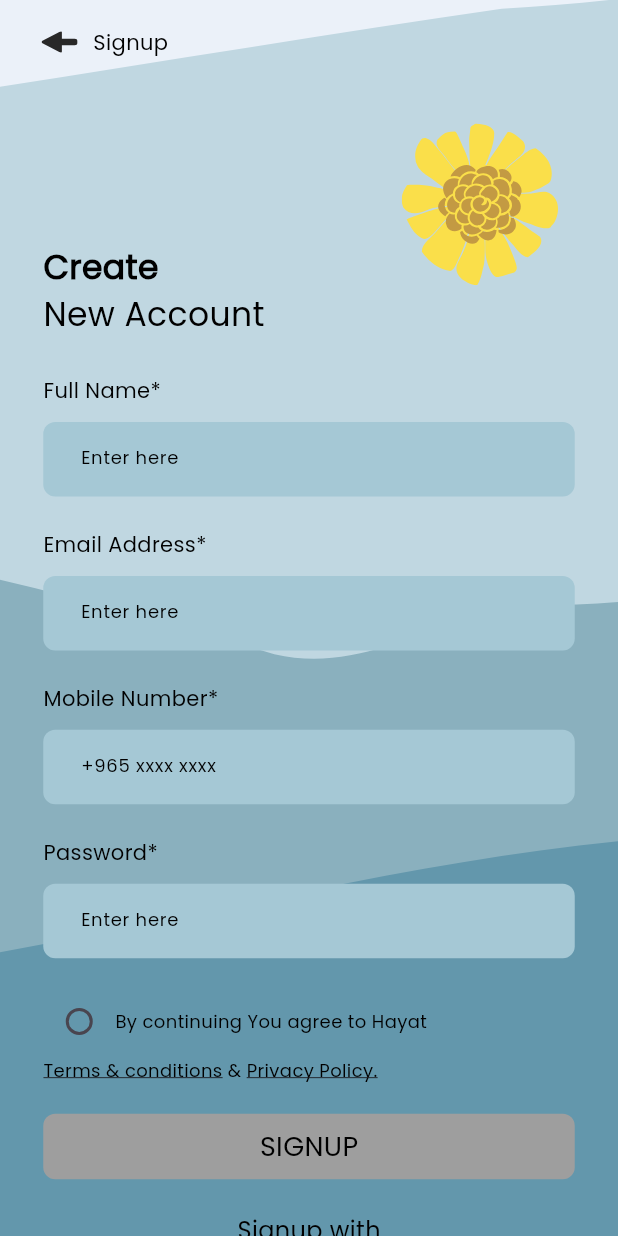
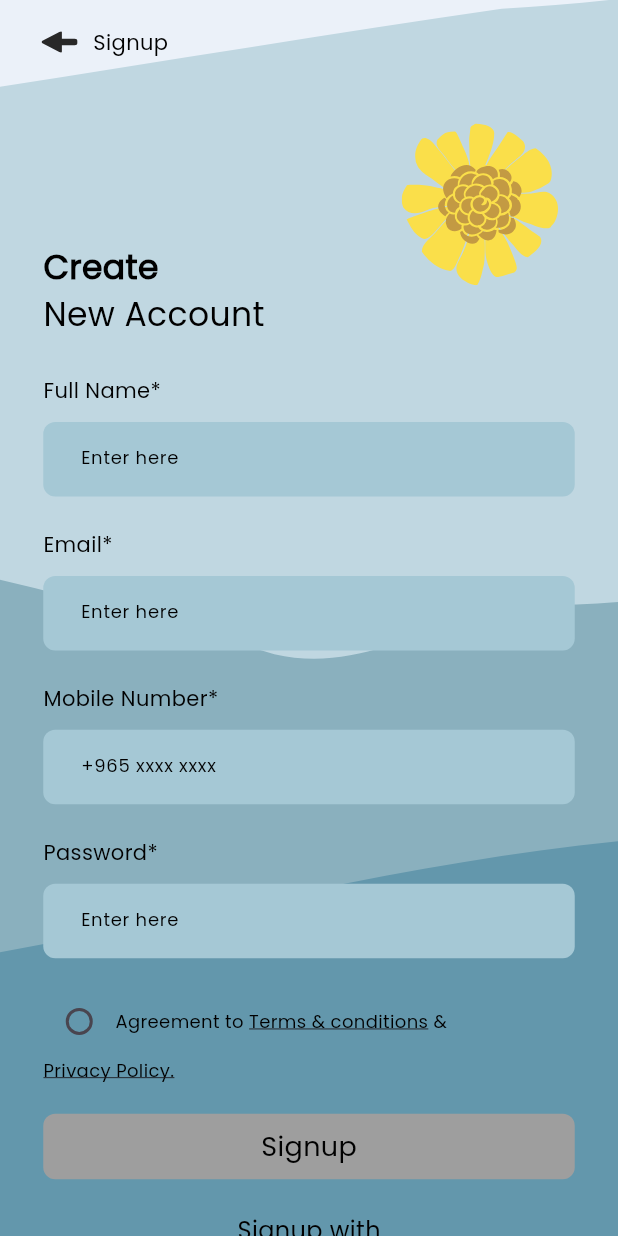
Before and after one commit to MichaelZakka/Hayat, a Flutter app: the SignupPage screen opened directly, on a phone screen of 412 x 824 dp. Run offline on Flutter 3.47's test engine with Material 3 defaults, Android fonts, the phone set to English and light mode, and no system bars; our stand-ins replace connectivity_plus, dio, firebase_auth, firebase_core, firebase_messaging, flutter_local_notifications and 9 more; accounts and stored records are empty; network calls fail; project files that could hold a hidden picture were left out.

Commit message:
latest updates

```diff
--- a/lib/data/repository/feeds_repo.dart
+++ b/lib/data/repository/feeds_repo.dart
@@ -40,7 +40,7 @@ class FeedsRepo {
         await http1.MultipartFile.fromPath('image', '${addPostBody.image}'));
     request.headers.addAll({
       'Accept': 'application/json',
-      'Authorization': 'Bearer ${AppStorage.token}'
+      'Authorization': 'Bearer ${await AppStorage.getToken()}'
     });
 
     final response = await request.send();
--- a/lib/main.dart
+++ b/lib/main.dart
@@ -4,7 +4,6 @@ import 'package:flutter_screenutil/flutter_screenutil.dart';
 import 'package:get/get.dart';
 import 'package:hayat/controller/app_storage.dart';
 import 'package:hayat/controller/dependency_injection.dart';
-import 'package:hayat/controller/firebase_api.dart';
 import 'package:hayat/controller/init_controller.dart';
 import 'package:hayat/firebase_options.dart';
 import 'package:hayat/init_binding.dart';
@@ -20,7 +19,7 @@ void main() async {
   // SystemChrome.setPreferredOrientations([DeviceOrientation.portraitUp])
   //     .then((_)async {
   await Firebase.initializeApp(options: DefaultFirebaseOptions.currentPlatform);
-  await FirebaseApi().initNotification();
+  // await FirebaseApi().initNotification();
   // await FirebaseMessaging.instance.subscribeToTopic('General');
   NetworkBinding.init();
 
--- a/lib/views/plant_page/index.dart
+++ b/lib/views/plant_page/index.dart
@@ -167,6 +167,12 @@ class PlantPage extends StatelessWidget {
                     SizedBox(height: Get.height * 0.025),
                     PlantDetail(
                       color: themecolor(),
+                      info: '${plant!.environment}',
+                      title: 'Environment',
+                    ),
+                    SizedBox(height: Get.height * 0.025),
+                    PlantDetail(
+                      color: themecolor(),
                       info: '${plant!.leafShape}',
                       title: 'Leaf Shape',
                     ),
--- a/lib/views/post_report_page/index.dart
+++ b/lib/views/post_report_page/index.dart
@@ -21,6 +21,7 @@ class PostReportPage extends StatelessWidget {
   @override
   Widget build(BuildContext context) {
     List<String> reasons = [
+      'Content',
       'Graphic Violence',
       'Hateful or abusive content',
       'Improper content rating',
--- a/lib/views/signup_page/index.dart
+++ b/lib/views/signup_page/index.dart
@@ -98,7 +98,7 @@ class SignupPage extends StatelessWidget {
                               Container(
                                 alignment: Alignment.centerLeft,
                                 child: Text(
-                                  'Email Address*',
+                                  'Email*',
                                   style: consttext,
                                 ),
                               ),
@@ -143,17 +143,16 @@ class SignupPage extends StatelessWidget {
                                           _.agreeAction();
                                         },
                                       ),
+                                      Row(
+                                        children: [
                                           Text(
-                                        'By continuing You agree to Hayat ',
+                                            'Agreement to ',
                                             style: smalltext1,
                                           ),
-                                    ],
-                                  ),
-                                  Row(
-                                    children: [
                                           GestureDetector(
                                             onTap: () {
-                                          Get.toNamed('/termsconditionsPage');
+                                              Get.toNamed(
+                                                  '/termsconditionsPage');
                                             },
                                             child: Text(
                                               'Terms & conditions',
@@ -163,6 +162,10 @@ class SignupPage extends StatelessWidget {
                                           Text(
                                             ' & ',
                                             style: smalltext1,
+                                          ),
+                                        ],
+                                      ),
+                                    ],
                                   ),
                                   GestureDetector(
                                     onTap: () {
@@ -175,16 +178,13 @@ class SignupPage extends StatelessWidget {
                                   ),
                                 ],
                               ),
-                                ],
-                              ),
                               SizedBox(height: Get.height * 0.025),
                               AuthButton(
                                   containercolor:
                                       _.isAgreed.value ? yellow : Colors.grey,
                                   textcolor: Colors.black,
                                   width: double.infinity,
-                                  text: 'SIGNUP',
-                                  route: '/platformsignupPage',
+                                  text: 'Signup',
                                   ontap: () {
                                     if (_.isAgreed.value) {
                                       if (!_.emailController.text
@@ -223,7 +223,7 @@ class SignupPage extends StatelessWidget {
                                     builder: (context) {
                                   return AuthPlatformButton(
                                       ontap: () {
-                                          if(_.isAgreed.value){
+                                        if (_.isAgreed.value) {
                                           _.isLoading();
                                           _.loginWithApple();
                                         }
@@ -235,8 +235,7 @@ class SignupPage extends StatelessWidget {
                                       textcolor: Colors.white,
                                       text: '     Continue With Apple',
                                       route: '/platformsignupPage');
-                                  }
-                                );
+                                });
                               }),
                               SizedBox(height: Get.height * 0.021),
                               GetBuilder<SignupController>(builder: (_) {
@@ -265,12 +264,11 @@ class SignupPage extends StatelessWidget {
                               ),
                               SizedBox(height: Get.height * 0.01),
                               const AuthButton(
-                                  containercolor:
-                                      Color.fromRGBO(41, 104, 150, 1),
+                                containercolor: Color.fromRGBO(41, 104, 150, 1),
                                 textcolor: Colors.white,
-                                  text: 'LOGIN',
+                                text: 'Sign in',
                                 width: double.infinity,
-                                  route: '/loginPage'),
+                              ),
                               SizedBox(
                                 height: Get.height * 0.05,
                               )
--- a/lib/views/trips_page/index.dart
+++ b/lib/views/trips_page/index.dart
@@ -68,12 +68,12 @@ class TripsPage extends StatelessWidget {
                                 ? 435.r * initController.trips.data!.length
                                 : 365.r * initController.trips.data!.length,
                             width: Get.width * 0.86,
-                            child: initController.isTripsReady.value
+                            child: !initController.isTripsReady.value
                                 ? GetBuilder<TripsController>(builder: (_) {
                                     return ListView.builder(
                                         controller: _.scrollController,
-                                        physics:
-                                            const NeverScrollableScrollPhysics(),
+                                        // physics:
+                                        //     const NeverScrollableScrollPhysics(),
                                         itemCount:
                                             initController.trips.data!.length,
                                         itemBuilder: (context, int index) {
--- a/lib/widgets/buttons/auth_custom_botton.dart
+++ b/lib/widgets/buttons/auth_custom_botton.dart
@@ -1,7 +1,6 @@
 import 'package:flutter/material.dart';
 import 'package:flutter/widgets.dart';
 import 'package:flutter_screenutil/flutter_screenutil.dart';
-import 'package:get/get.dart';
 
 class AuthButton extends StatelessWidget {
   final Color containercolor;
@@ -9,7 +8,6 @@ class AuthButton extends StatelessWidget {
   final double? width;
   final TextStyle? textstyle;
   final String text;
-  final String? route;
   final VoidCallback? ontap;
   const AuthButton(
       {required this.containercolor,
@@ -17,17 +15,13 @@ class AuthButton extends StatelessWidget {
       this.textstyle,
       required this.text,
       this.width,
-      this.route,
       this.ontap,
       super.key});
 
   @override
   Widget build(BuildContext context) {
     return GestureDetector(
-      onTap: ontap ??
-          () {
-            Get.toNamed(route!);
-          },
+      onTap: ontap ?? (){},
       child: Container(
         width: width ?? 355.r,
         height: 44.r,
--- a/lib/widgets/buttons/circle_button.dart
+++ b/lib/widgets/buttons/circle_button.dart
@@ -56,7 +56,7 @@ class CircleButton extends StatelessWidget {
           ),
           istext
               ? SizedBox(
-                  width: Get.width * 0.3,
+                  // width: Get.width * 0.3,
                   child: Center(
                     child: Text(
                       textAlign: TextAlign.center,
```
Also changed, not shown: lib/controller/init_controller.dart (+7 -11 lines), lib/views/add_post_page/controller.dart (+6 -1 lines), lib/views/delete_account_page/controller.dart (+8 -10 lines), lib/views/edit_account/index.dart (+6 -1 lines), lib/views/gallery_page/index.dart (+8 -3 lines), lib/views/login_page/index.dart (+10 -8 lines), lib/views/our_team_page/index.dart (+14 -8 lines), 1 other file. Lines whose indentation alone changed are shown as unchanged.
